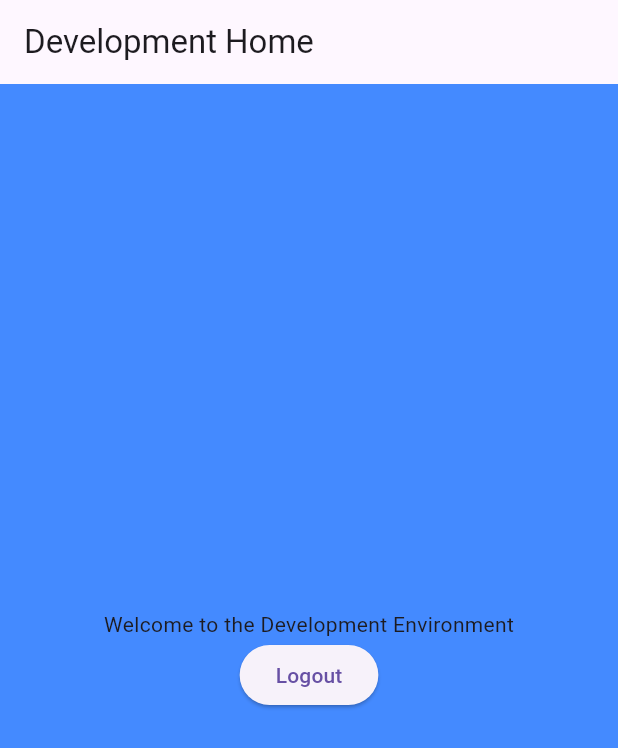
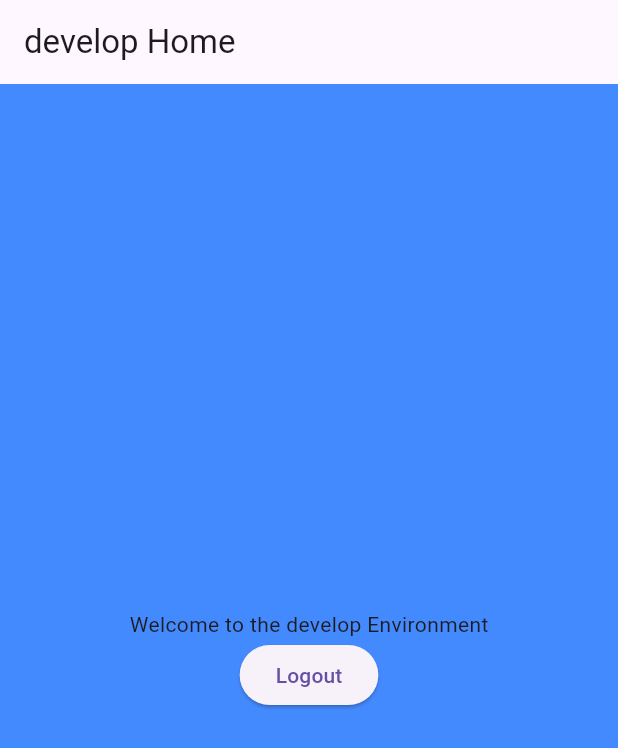
Before and after one commit to WhiteshadowYS/saas_test, a Flutter app: the screen it shows after launch, after a tap on "Login to Development", on a phone screen of 412 x 824 dp. Shown: the top 748 px of the screen. Run offline on Flutter 3.47's test engine with Material 3 defaults, Android fonts, the phone set to English and light mode, and no system bars; our stand-ins replace flutter_dotenv, get_it, go_router, injectable.

```diff
--- a/lib/sources/main/screens/home/home_screen.dart
+++ b/lib/sources/main/screens/home/home_screen.dart
@@ -1,5 +1,7 @@
 import 'package:flutter/material.dart';
 import 'package:saas/application/router/app_router.dart';
+
+import '../../config/config.dart';
 
 class HomeScreen extends StatelessWidget {
   final SetEnvironmentCallback setEnvironmentCallback;
@@ -10,7 +12,7 @@ class HomeScreen extends StatelessWidget {
   Widget build(BuildContext context) {
     return Scaffold(
       appBar: AppBar(
-        title: Text('Development Home'),
+        title: Text('$enviromentName Home'),
       ),
       body: Container(
         color: Colors.blueAccent,
@@ -18,7 +20,7 @@ class HomeScreen extends StatelessWidget {
           child: Column(
             mainAxisAlignment: MainAxisAlignment.center,
             children: [
-              Text('Welcome to the Development Environment'),
+              Text('Welcome to the $enviromentName Environment'),
               ElevatedButton(
                 onPressed: () => setEnvironmentCallback('default'),
                 child: Text('Logout'),
```
Also changed, not shown: 2 other files.
